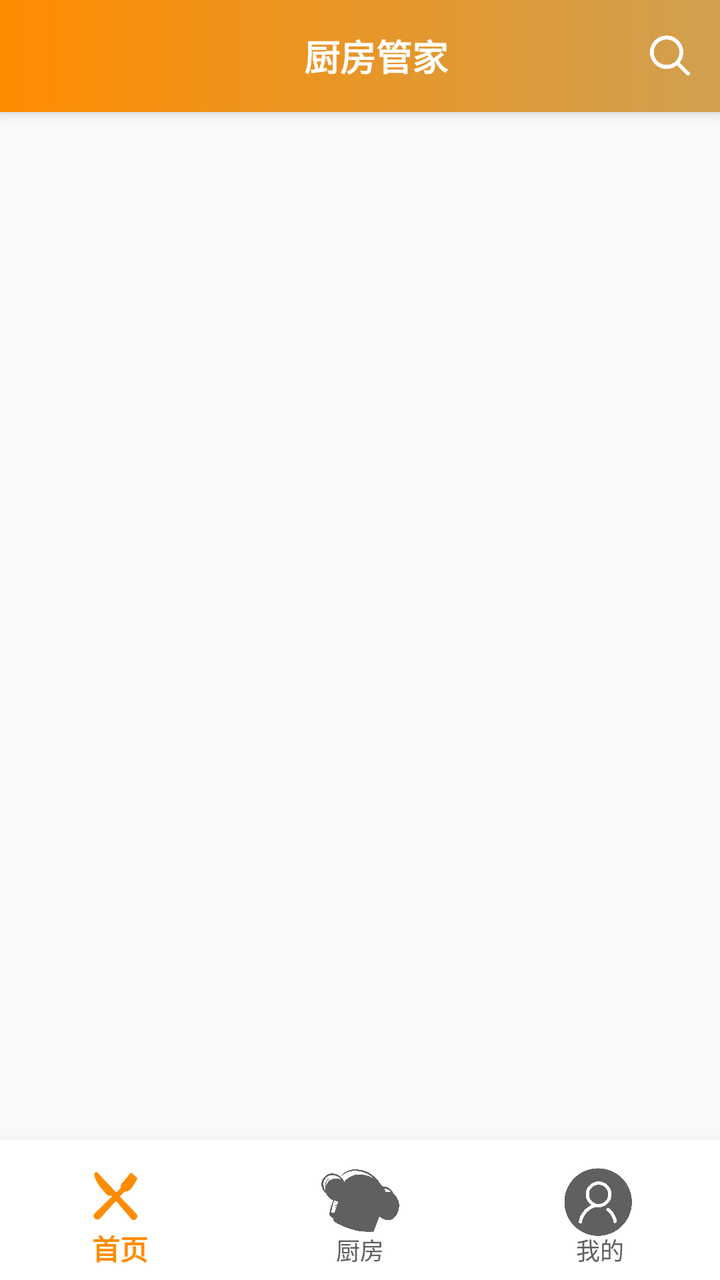
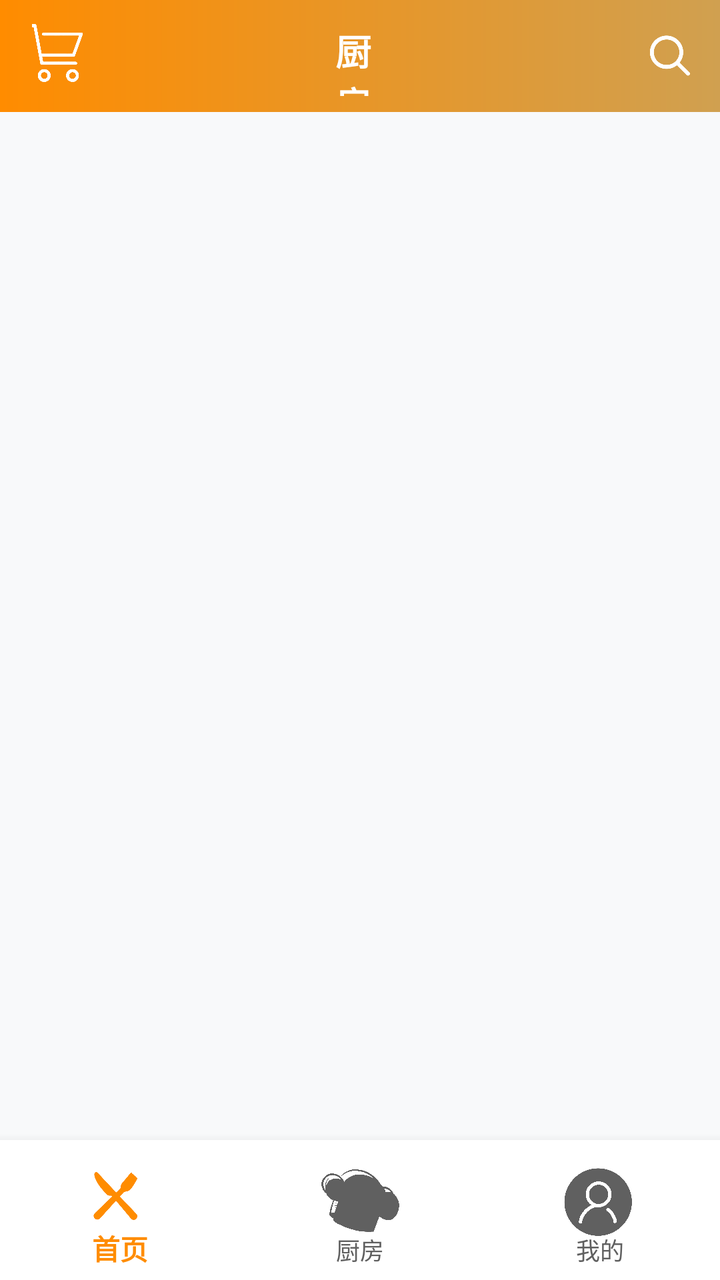

Two renders of the same Android screen: before a commit and after it. Below are the layout's source before the change and the commit's diff.
<!-- AndroidManifest.xml: application theme Theme.Kitchenmanager -->
<!-- res/layout/activity_main.xml -->
<?xml version="1.0" encoding="utf-8"?>
<androidx.drawerlayout.widget.DrawerLayout xmlns:android="http://schemas.android.com/apk/res/android"
    xmlns:app="http://schemas.android.com/apk/res-auto"
    android:id="@+id/drawer_layout"
    android:layout_width="match_parent"
    android:layout_height="match_parent"
    android:background="#F8F9FA">

    
    <LinearLayout
        android:layout_width="match_parent"
        android:layout_height="match_parent"
        android:orientation="vertical">

        
        <androidx.appcompat.widget.Toolbar
            android:id="@+id/toolbar"
            android:layout_width="match_parent"
            android:layout_height="?attr/actionBarSize"
            android:background="@drawable/bg_splash_gradient"
            android:elevation="4dp">

            <RelativeLayout
                android:layout_width="match_parent"
                android:layout_height="match_parent">

                <TextView
                    android:id="@+id/tv_title"
                    android:layout_width="wrap_content"
                    android:layout_height="wrap_content"
                    android:layout_centerInParent="true"
                    android:text="厨房管家"
                    android:textColor="#FFFFFF"
                    android:textSize="18sp"
                    android:textStyle="bold" />

                <ImageView
                    android:id="@+id/iv_search"
                    android:layout_width="50dp"
                    android:layout_height="wrap_content"
                    android:layout_alignParentEnd="true"
                    android:layout_centerVertical="true"
                    android:padding="8dp"
                    android:src="@drawable/search"
                    android:contentDescription="搜索" />
            </RelativeLayout>
        </androidx.appcompat.widget.Toolbar>

        
        <FrameLayout
            android:id="@+id/fragment_container"
            android:layout_width="match_parent"
            android:layout_height="0dp"
            android:layout_weight="1" />

        
        <com.google.android.material.bottomnavigation.BottomNavigationView
            android:id="@+id/bottom_navigation"
            android:layout_width="match_parent"
            android:layout_height="70dp"
            android:background="#FFFFFF"
            android:elevation="8dp"
            app:itemIconTint="@color/bottom_nav_color"
            app:itemTextColor="@color/bottom_nav_text_color"
            app:itemIconSize="46dp"
            app:menu="@menu/bottom_nav_menu" />
    </LinearLayout>

    
    <com.google.android.material.navigation.NavigationView
        android:id="@+id/navigation_view"
        android:layout_width="280dp"
        android:layout_height="match_parent"
        android:layout_gravity="start"
        android:background="#FFFFFF"
        app:headerLayout="@layout/nav_header"
        app:menu="@menu/nav_menu" />
</androidx.drawerlayout.widget.DrawerLayout>
<!-- res/layout/nav_header.xml (included above) -->
<?xml version="1.0" encoding="utf-8"?>
<LinearLayout xmlns:android="http://schemas.android.com/apk/res/android"
    android:layout_width="match_parent"
    android:layout_height="200dp"
    android:background="@drawable/bg_nav_header"
    android:gravity="bottom"
    android:orientation="vertical"
    android:padding="24dp">


    <TextView
        android:id="@+id/tv_user_name"
        android:layout_width="170dp"
        android:layout_height="72dp"
        android:layout_gravity="center_horizontal"
        android:layout_marginTop="16dp"
        android:text="待购买清单"
        android:textColor="#FFFFFF"
        android:textSize="18sp"
        android:textStyle="bold" />

</LinearLayout>
<!-- resources referenced by this layout -->
<resources>
  <!-- drawable bg_nav_header (drawable) -->
  <?xml version="1.0" encoding="utf-8"?>
  <shape xmlns:android="http://schemas.android.com/apk/res/android"
      android:shape="rectangle">
      <gradient
          android:startColor="#FF8C00"
          android:endColor="#FFA500"
          android:type="linear" />
  </shape>
  <!-- drawable bg_splash_gradient (drawable) -->
  <?xml version="1.0" encoding="utf-8"?>
  <shape xmlns:android="http://schemas.android.com/apk/res/android"
      android:shape="rectangle">
      <gradient
          android:startColor="#FF8C00"
          android:endColor="#D0A050"
          android:type="linear" />
  </shape>
  <!-- drawable search: png bitmap (drawable, 36521 bytes) -->
  <style name="Theme.Kitchenmanager" parent="Base.Theme.Kitchenmanager" />
  <style name="Base.Theme.Kitchenmanager" parent="Theme.MaterialComponents.DayNight.NoActionBar.Bridge">
          
          
      </style>
</resources>

<!-- the commit's change to res/layout/activity_main.xml (unified diff, before → after) -->
@@ -18,7 +18,7 @@
             android:layout_width="match_parent"
             android:layout_height="?attr/actionBarSize"
             android:background="@drawable/bg_splash_gradient"
-            android:elevation="4dp">
+            >
 
             <RelativeLayout
                 android:layout_width="match_parent"
@@ -26,13 +26,32 @@
 
                 <TextView
                     android:id="@+id/tv_title"
-                    android:layout_width="wrap_content"
-                    android:layout_height="wrap_content"
-                    android:layout_centerInParent="true"
+                    android:layout_width="84dp"
+                    android:layout_height="36dp"
+                    android:layout_alignParentTop="true"
+                    android:layout_alignParentBottom="true"
+                    android:layout_marginStart="121dp"
+                    android:layout_marginTop="12dp"
+                    android:layout_marginEnd="121dp"
+                    android:layout_marginBottom="8dp"
+                    android:layout_toStartOf="@+id/iv_search"
+                    android:layout_toEndOf="@+id/tobuy"
                     android:text="厨房管家"
                     android:textColor="#FFFFFF"
                     android:textSize="18sp"
-                    android:textStyle="bold" />
+                    android:textStyle="bold"
+                    android:gravity="center"/>
+
+                <ImageView
+                    android:id="@+id/tobuy"
+                    android:layout_width="33dp"
+                    android:layout_height="29dp"
+                    android:layout_alignParentLeft="true"
+                    android:layout_alignParentBottom="true"
+                    android:layout_marginLeft="-6dp"
+                    android:layout_marginBottom="15dp"
+                    android:contentDescription="待购买"
+                    app:srcCompat="@drawable/tobuy" />
 
                 <ImageView
                     android:id="@+id/iv_search"
@@ -80,7 +99,7 @@
 <?xml version="1.0" encoding="utf-8"?>
 <LinearLayout xmlns:android="http://schemas.android.com/apk/res/android"
     android:layout_width="match_parent"
-    android:layout_height="200dp"
+    android:layout_height="100dp"
     android:background="@drawable/bg_nav_header"
     android:gravity="bottom"
     android:orientation="vertical"
@@ -88,14 +107,12 @@
 
 
     <TextView
-        android:id="@+id/tv_user_name"
-        android:layout_width="170dp"
-        android:layout_height="72dp"
-        android:layout_gravity="center_horizontal"
-        android:layout_marginTop="16dp"
+        android:id="@+id/textView"
+        android:layout_width="match_parent"
+        android:layout_height="wrap_content"
         android:text="待购买清单"
         android:textColor="#FFFFFF"
-        android:textSize="18sp"
-        android:textStyle="bold" />
-
+        android:textSize="30dp"
+        android:textStyle="bold"
+        android:gravity="center"/>
 </LinearLayout>
<!-- resource entries referenced after the edit -->
@@ -19,6 +19,7 @@
           android:type="linear" />
   </shape>
   <!-- drawable search: png bitmap (drawable, 36521 bytes) -->
+  <!-- drawable tobuy: png bitmap (drawable, 92906 bytes) -->
   <style name="Theme.Kitchenmanager" parent="Base.Theme.Kitchenmanager" />
   <style name="Base.Theme.Kitchenmanager" parent="Theme.MaterialComponents.DayNight.NoActionBar.Bridge">
           
